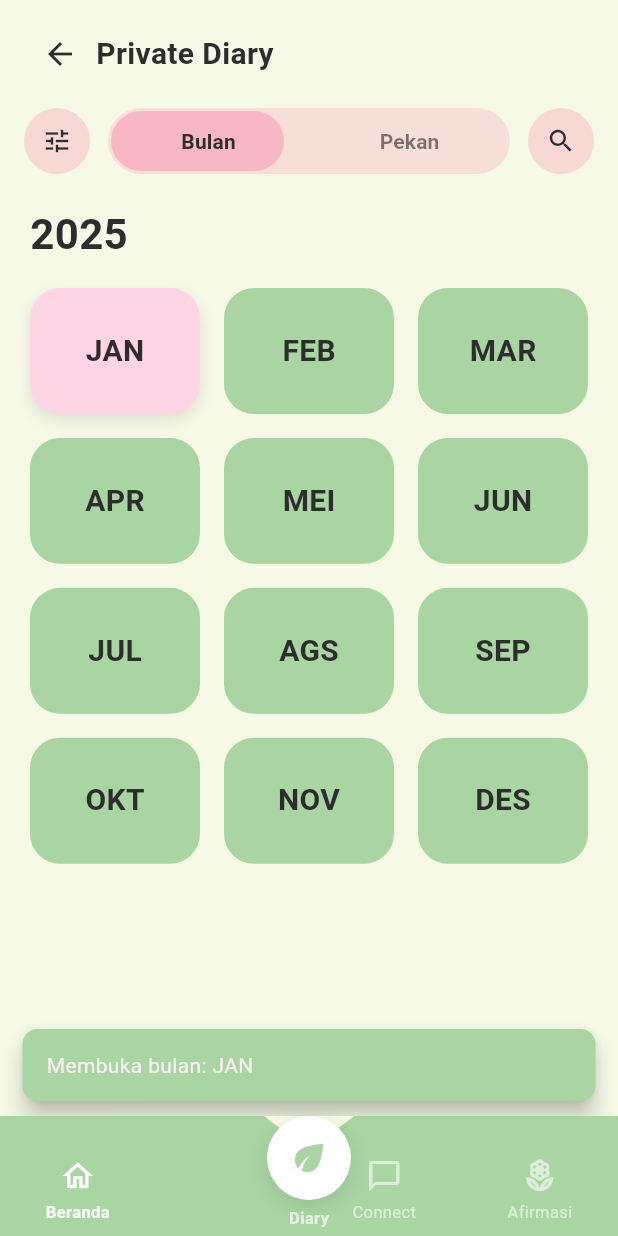
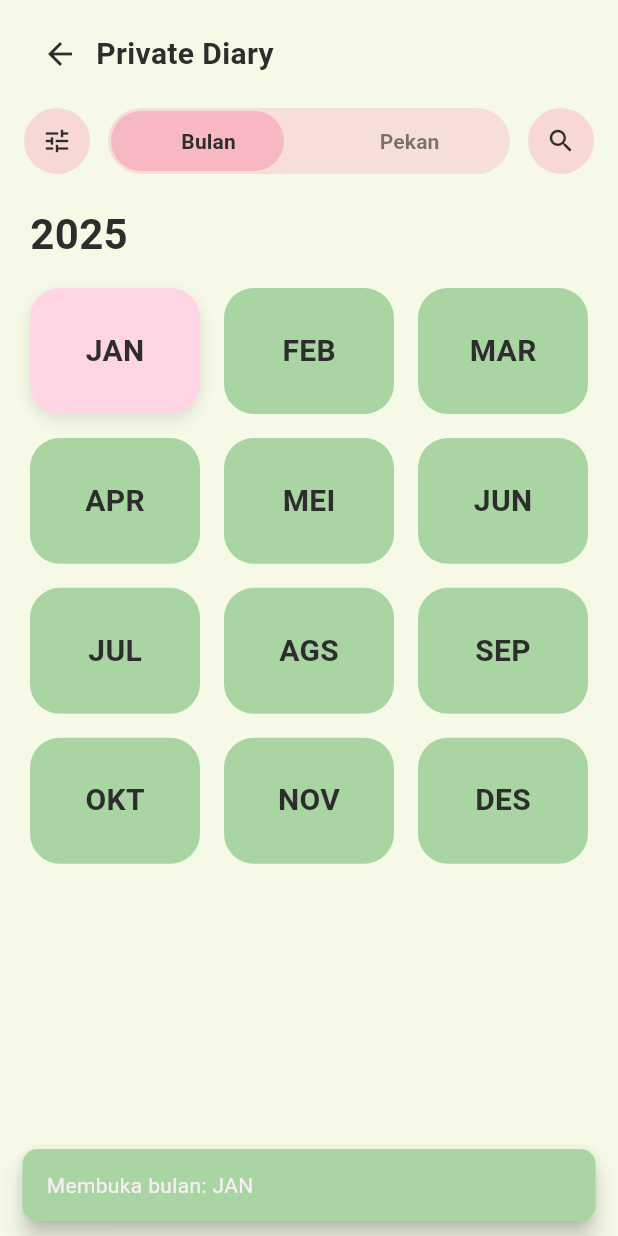
Before and after one commit to MariaSavira/Moodly-PBL-SMT-4, a Flutter app: the DiaryMonthPage screen opened directly, after a tap on "JAN", on a phone screen of 412 x 824 dp. Run offline on Flutter 3.47's test engine with Material 3 defaults, Android fonts, the phone set to English and light mode, and no system bars; our stand-ins replace firebase_core; accounts and stored records are empty.

Commit message:
perubahan tampilan  private diary

```diff
--- a/moodly/lib/main.dart
+++ b/moodly/lib/main.dart
@@ -1,7 +1,7 @@
 import 'package:flutter/material.dart';
 import 'package:firebase_core/firebase_core.dart';
 import 'firebase_options.dart';
-import 'pages/diary_month_page.dart';
+import 'package:moodly/pages/diary_month_page.dart';
 
 void main() async {
   WidgetsFlutterBinding.ensureInitialized();
@@ -193,6 +193,7 @@ class DemoPageTemplate extends StatelessWidget {
   final IconData icon;
   final String description;
   final List<String> progressItems;
+  final void Function(int index, String title)? onProgressTap; // ✅ TAMBAH
 
   const DemoPageTemplate({
     super.key,
@@ -200,6 +201,7 @@ class DemoPageTemplate extends StatelessWidget {
     required this.icon,
     required this.description,
     required this.progressItems,
+    this.onProgressTap,
   });
 
   @override
@@ -253,6 +255,9 @@ class DemoPageTemplate extends StatelessWidget {
                     child: ListTile(
                       leading: const Icon(Icons.check_circle_outline_rounded),
                       title: Text(progressItems[index]),
+                      onTap: onProgressTap != null
+                          ? () => onProgressTap!(index, progressItems[index])
+                          : null,
                     ),
                   );
                 },
@@ -308,16 +313,24 @@ class DiaryPage extends StatelessWidget {
 
   @override
   Widget build(BuildContext context) {
-    return const DemoPageTemplate(
+    return DemoPageTemplate(
       title: 'Diary Online',
       icon: Icons.menu_book_rounded,
       description: 'Fitur diary untuk refleksi diri pengguna.',
-      progressItems: [
+      progressItems: const [
         'Tulis diary harian',
         'Mode private/public',
         'Edit dan hapus diary',
         'Nantinya bisa tambah foto',
       ],
+      onProgressTap: (index, title) {
+        if (title == 'Mode private/public') {
+          Navigator.push(
+            context,
+            MaterialPageRoute(builder: (_) => const DiaryMonthPage()),
+          );
+        }
+      },
     );
   }
 }
--- a/moodly/lib/pages/diary_month_page.dart
+++ b/moodly/lib/pages/diary_month_page.dart
@@ -1,6 +1,5 @@
 import 'package:flutter/material.dart';
 import '../controllers/diary_controller.dart';
-import 'package:moodly/widgets/diary_bottom_nav.dart';
 
 class DiaryMonthPage extends StatefulWidget {
   const DiaryMonthPage({super.key});
@@ -22,7 +21,6 @@ class _DiaryMonthPageState extends State<DiaryMonthPage> {
             _buildHeader(context),
             _buildToolbar(context),
             _buildYearLabel(),
-
             Expanded(
               child: Padding(
                 padding: const EdgeInsets.symmetric(horizontal: 20),
@@ -51,28 +49,12 @@ class _DiaryMonthPageState extends State<DiaryMonthPage> {
                 ),
               ),
             ),
-            const SizedBox(height: 80),
           ],
         ),
-      ),
-      extendBody: true,
-      bottomNavigationBar: DiaryBottomNav(
-        currentIndex: controller.navIndex,
-        onTap: (index) {
-          setState(() {
-            controller.changeNavIndex(index);
-          });
-
-          if (index != 1) {
-            final labels = ['Beranda', 'Diary', 'Connect', 'Afirmasi'];
-            _showSnackbar(context, 'Pindah ke: ${labels[index]}');
-          }
-        },
       ),
     );
   }
 
-  // HEADER
   Widget _buildHeader(BuildContext context) {
     return Padding(
       padding: const EdgeInsets.fromLTRB(16, 12, 16, 0),
@@ -95,7 +77,6 @@ class _DiaryMonthPageState extends State<DiaryMonthPage> {
     );
   }
 
-  // TOOLBAR
   Widget _buildToolbar(BuildContext context) {
     return Padding(
       padding: const EdgeInsets.symmetric(horizontal: 16, vertical: 12),
--- a/moodly/lib/widgets/diary_bottom_nav.dart
+++ /dev/null
@@ -1,154 +0,0 @@
-import 'package:flutter/material.dart';
-
-class DiaryBottomNav extends StatelessWidget {
-  final int currentIndex;
-  final Function(int) onTap;
-
-  const DiaryBottomNav({
-    super.key,
-    required this.currentIndex,
-    required this.onTap,
-  });
-
-  @override
-  Widget build(BuildContext context) {
-    return SizedBox(
-      height: 80,
-      child: Stack(
-        alignment: Alignment.bottomCenter,
-        children: [
-          // Wavy Background
-          CustomPaint(
-            painter: _WavyNavPainter(),
-            child: const SizedBox(height: 80, width: double.infinity),
-          ),
-          // Nav Items Row
-          Padding(
-            padding: const EdgeInsets.only(bottom: 8),
-            child: Row(
-              mainAxisAlignment: MainAxisAlignment.spaceAround,
-              children: [
-                _buildNavItem(0, Icons.home_outlined, 'Beranda'),
-                const SizedBox(width: 40), // Space for floating button
-                _buildNavItem(2, Icons.chat_bubble_outline, 'Connect'),
-                _buildNavItem(3, Icons.local_florist_outlined, 'Afirmasi'),
-              ],
-            ),
-          ),
-          // Floating Center Button
-          Positioned(
-            top: 0,
-            child: GestureDetector(
-              onTap: () => onTap(1),
-              child: Container(
-                width: 56,
-                height: 56,
-                decoration: BoxDecoration(
-                  color: Colors.white,
-                  shape: BoxShape.circle,
-                  boxShadow: [
-                    BoxShadow(
-                      color: Colors.black.withOpacity(0.1),
-                      blurRadius: 10,
-                      offset: const Offset(0, 4),
-                    ),
-                  ],
-                ),
-                child: const Icon(
-                  Icons.eco,
-                  color: Color(0xFFA8D5A2),
-                  size: 28,
-                ),
-              ),
-            ),
-          ),
-          // Center Label
-          Positioned(
-            bottom: 4,
-            child: Text(
-              'Diary',
-              style: TextStyle(
-                fontSize: 11,
-                fontWeight: FontWeight.bold,
-                color: currentIndex == 1
-                    ? Colors.white
-                    : Colors.white.withOpacity(0.7),
-              ),
-            ),
-          ),
-        ],
-      ),
-    );
-  }
-
-  Widget _buildNavItem(int index, IconData icon, String label) {
-    final isSelected = currentIndex == index;
-    return GestureDetector(
-      onTap: () => onTap(index),
-      child: Column(
-        mainAxisSize: MainAxisSize.min,
-        children: [
-          Icon(
-            icon,
-            color: isSelected ? Colors.white : Colors.white.withOpacity(0.6),
-            size: 24,
-          ),
-          const SizedBox(height: 4),
-          Text(
-            label,
-            style: TextStyle(
-              fontSize: 11,
-              fontWeight: isSelected ? FontWeight.bold : FontWeight.normal,
-              color: isSelected ? Colors.white : Colors.white.withOpacity(0.6),
-            ),
-          ),
-        ],
-      ),
-    );
-  }
-}
-
-// Custom Painter untuk efek gelombang/lengkungan
-class _WavyNavPainter extends CustomPainter {
-  @override
-  void paint(Canvas canvas, Size size) {
-    final paint = Paint()
-      ..color = const Color(0xFFA8D5A2)
-      ..style = PaintingStyle.fill;
-
-    final path = Path();
-    final w = size.width;
-    final h = size.height;
-    final curveWidth = 60.0;
-    final centerX = w / 2;
-    final dipDepth = 18.0;
-
-    path.moveTo(0, 0);
-    path.lineTo(centerX - curveWidth / 2, 0);
-    path.cubicTo(
-      centerX - curveWidth / 2,
-      0,
-      centerX - 8,
-      dipDepth,
-      centerX,
-      dipDepth,
-    );
-    path.cubicTo(
-      centerX + 8,
-      dipDepth,
-      centerX + curveWidth / 2,
-      0,
-      centerX + curveWidth / 2,
-      0,
-    );
-    path.lineTo(w, 0);
-    path.lineTo(w, h);
-    path.lineTo(0, h);
-    path.close();
-
-    canvas.drawPath(path, paint);
-  }
-
-  @override
-  bool shouldRepaint(covariant CustomPainter oldDelegate) => false;
-}
```
